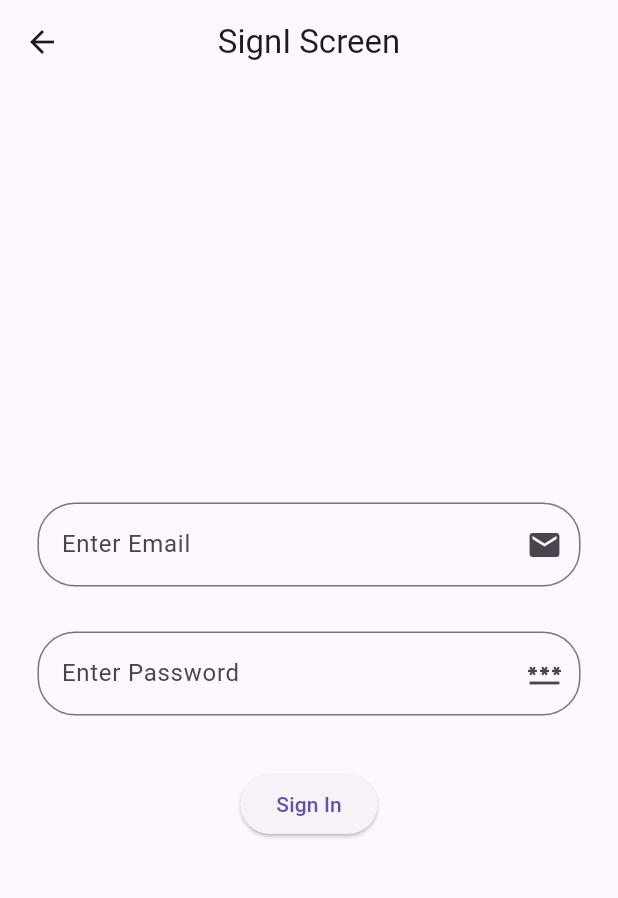
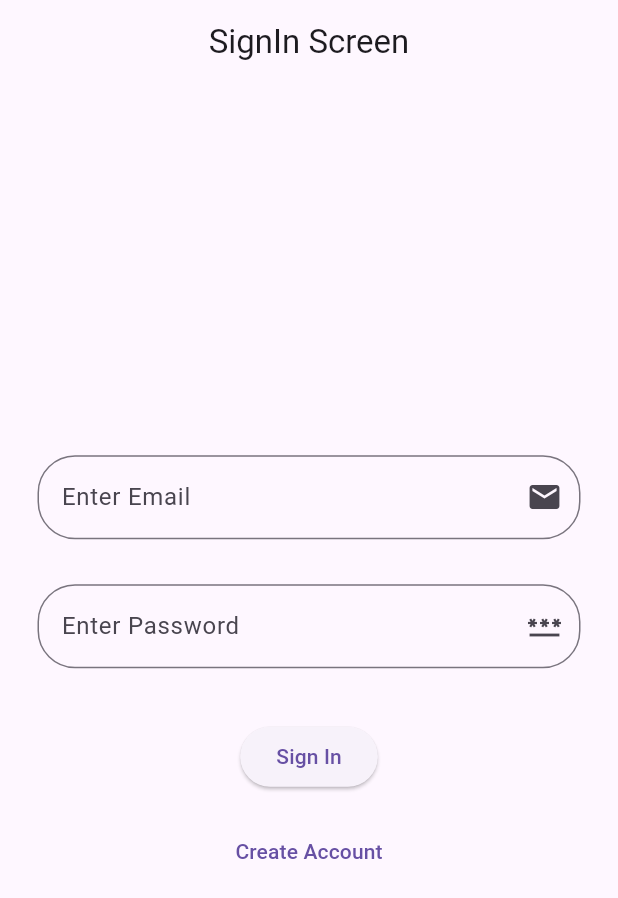
Before and after one commit to G00DCode/smita_firebase, a Flutter app: the SignInScreen screen opened directly, after a tap on "Sign In", on a phone screen of 412 x 824 dp. Shown: the top 898 px of the screen. Run offline on Flutter 3.47's test engine with Material 3 defaults, Android fonts, the phone set to English and light mode, and no system bars; our stand-ins replace firebase_auth, firebase_core; accounts and stored records are empty.

Commit message:
SignUp Signin Checkuser

```diff
--- a/lib/Screens/chechUser.dart
+++ b/lib/Screens/chechUser.dart
@@ -13,12 +13,12 @@
 class _CheckUserState extends State<CheckUser> {
   @override
   Widget build(BuildContext context) {
-    return Scaffold();
+    return checkUser();
   }
 }
 
-checkUser()async{
-  final user=await FirebaseAuth.instance.currentUser;
+checkUser(){
+  final user=FirebaseAuth.instance.currentUser;
   if(user!=null){
     return HomeScreen();
   }
--- a/lib/Screens/signin_screen.dart
+++ b/lib/Screens/signin_screen.dart
@@ -1,6 +1,9 @@
+import 'dart:developer';
+
 import 'package:flutter/material.dart';
 import 'package:firebase_auth/firebase_auth.dart';
 import 'package:smita_firebase/Screens/homescreen.dart';
+import 'package:smita_firebase/Screens/signup_screen.dart';
 import 'package:smita_firebase/Widgets/uihelper.dart';
 
 class SignInScreen extends StatefulWidget {
@@ -22,11 +25,11 @@
       try{
         userCredential=await FirebaseAuth.instance.signInWithEmailAndPassword(email: email, password: password).then((value) {
 
-          Navigator.push(context, MaterialPageRoute(builder: (context)=>HomeScreen()));
+          Navigator.pushReplacement(context, MaterialPageRoute(builder: (context)=>HomeScreen()));
         });
       }
       on FirebaseAuthException catch(ex){
-        UiHelper.CustomAlertBox(ex.code.toString(), context);
+        log(ex.code.toString());
       }
 
 
@@ -37,7 +40,7 @@
   Widget build(BuildContext context) {
     return Scaffold(
       appBar: AppBar(
-        title: Text("SignI Screen"),
+        title: Text("SignIn Screen"),
         centerTitle: true,
       ),
       body: Column(
@@ -48,7 +51,12 @@
           SizedBox(height: 20,),
           ElevatedButton(onPressed: (){
             signIn(emailController.text.toString(), passwordController.text.toString());
-          }, child: Text("Sign In"))        ],
+          }, child: Text("Sign In"))   ,
+        SizedBox(height: 15,),
+        TextButton(onPressed: (){
+          Navigator.pushReplacement(context, MaterialPageRoute(builder: (context)=>SignUp()));
+        }, child: Text("Create Account"))
+        ],
       ),
     );
   }
--- a/lib/Widgets/uihelper.dart
+++ b/lib/Widgets/uihelper.dart
@@ -7,6 +7,7 @@
      padding: const EdgeInsets.symmetric(horizontal: 25.0,vertical: 15),
      child: TextField(
        controller: controller,
+       obscureText: toHide,
        decoration: InputDecoration(
          hintText: text,
          suffixIcon: Icon(iconData),
--- a/lib/main.dart
+++ b/lib/main.dart
@@ -1,8 +1,11 @@
+import 'package:firebase_core/firebase_core.dart';
 import 'package:flutter/cupertino.dart';
 import 'package:flutter/material.dart';
 import 'package:smita_firebase/Screens/chechUser.dart';
 
-void main(){
+void main()async{
+  WidgetsFlutterBinding.ensureInitialized();
+  await Firebase.initializeApp();
   runApp(FireBaseSmita());
 }
 class FireBaseSmita extends StatelessWidget{
```
Also changed, not shown: lib/Screens/homescreen.dart (+12 -0 lines), lib/Screens/signup_screen.dart (+5 -3 lines).
